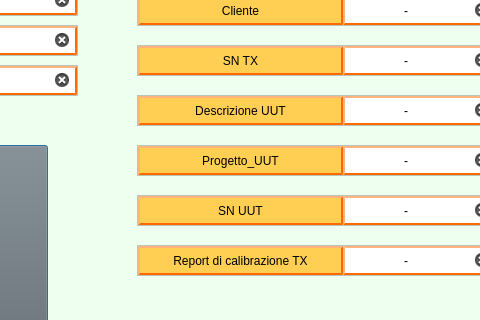
Old version of the form Qt Creator/Dialog_csv_euramet.ui in the repository Mixer97/tesi_triennale; both pictures show x 354 to 834 and y 176 to 496 of the 923 by 579 pixel window.
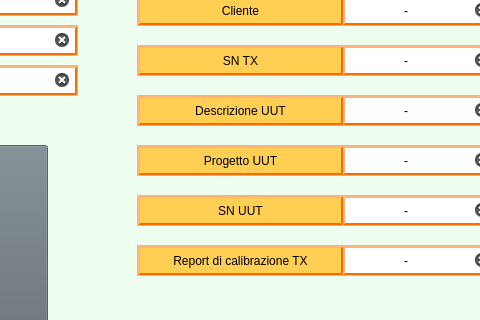
New version of the form.

```diff
--- a/Qt Creator/Dialog_csv_euramet.ui
+++ b/Qt Creator/Dialog_csv_euramet.ui
@@ -969,7 +969,7 @@
 </string>
          </property>
          <property name="text">
-          <string>Progetto_UUT</string>
+          <string>Progetto UUT</string>
          </property>
          <property name="alignment">
           <set>Qt::AlignCenter</set>
```
